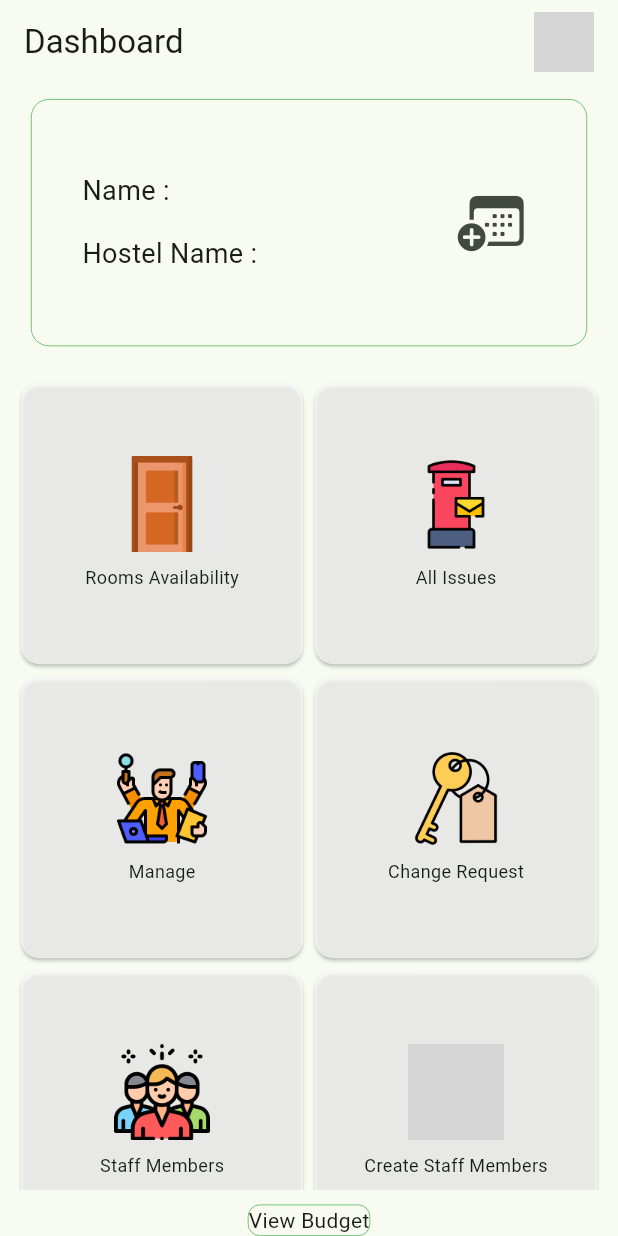
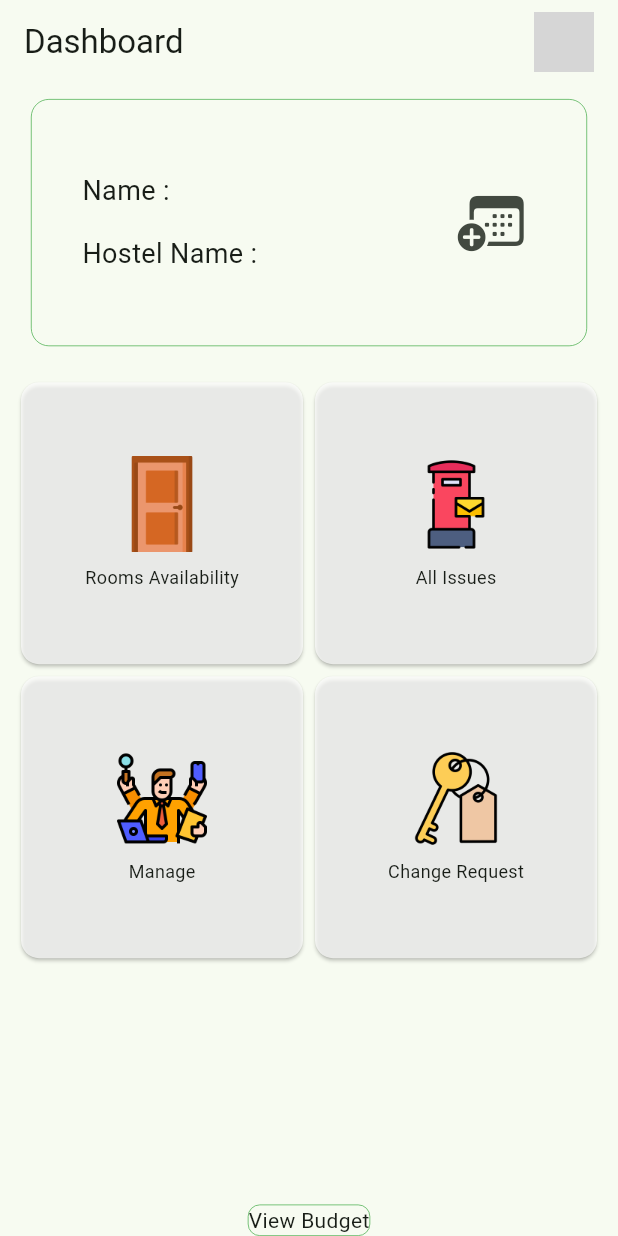
Before and after one commit to punkushal/hostel-management-project, a Flutter app: the screen it shows once a user with an empty profile is signed in, on a phone screen of 412 x 824 dp. Run offline on Flutter 3.47's test engine with Material 3 defaults, Android fonts, the phone set to English and light mode, and no system bars; our stand-ins replace cached_network_image, cloud_firestore, firebase_auth, firebase_core, firebase_storage, get and 2 more; accounts and stored records are empty; network calls fail; grey boxes are pictures that could not be loaded.

Commit message:
Staff Members Category Removed

```diff
--- a/lib/data/dummy_data.dart
+++ b/lib/data/dummy_data.dart
@@ -5,6 +5,6 @@ const categories = [
   Category(image: 'assets/images/mail-box.png', title: 'All Issues'),
   Category(image: 'assets/images/coordinator.png', title: 'Manage'),
   Category(image: 'assets/images/hotel-key.png', title: 'Change Request'),
-  Category(image: 'assets/images/group.png', title: 'Staff Members'),
-  Category(image: 'assets/images/add-group.png', title: 'Create Staff Members'),
+  // Category(image: 'assets/images/group.png', title: 'Staff Members'),
+  // Category(image: 'assets/images/add-group.png', title: 'Create Staff Members'),
 ];
```
